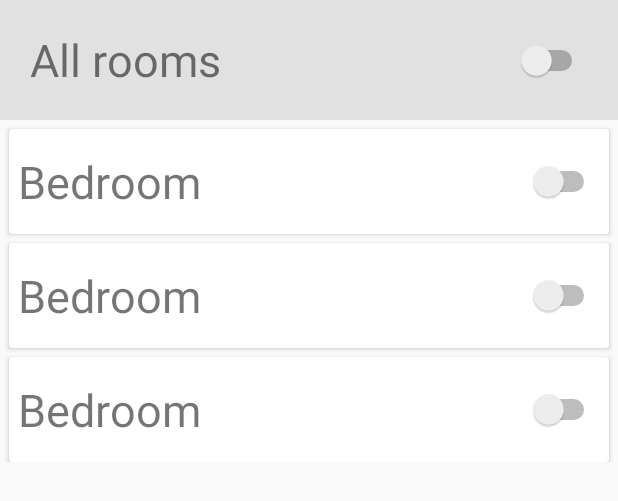
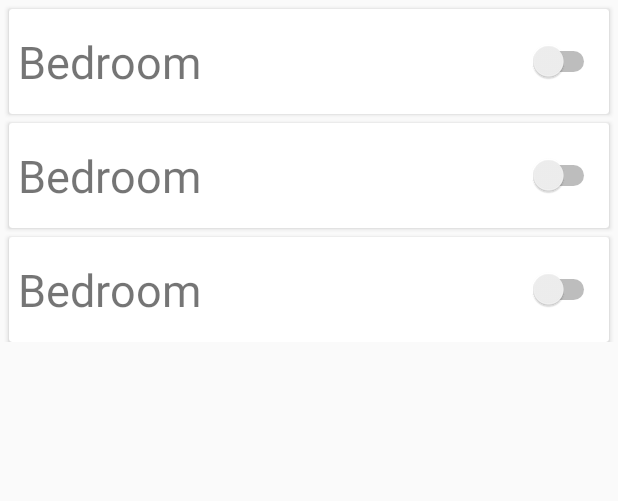
Before and after one commit to kokopiotrowski/Sep4AndroidApp, an Android app: the layout fragment_rooms.xml on its own in the app's theme, with its tools: preview values and no code run, on a phone screen of 412 x 824 dp. Shown: the top 501 px of the screen. Run offline under Robolectric (Android 15) with nearby library versions, the light colour scheme and no system bars; network calls fail.

Commit message:
Small commit
All devices button has been commented out, since it is not a priority now

```diff
--- a/app/src/main/java/com/example/sep4androidapp/fragments/mainFragment/mainViewFragments/FragmentFirstPage.java
+++ b/app/src/main/java/com/example/sep4androidapp/fragments/mainFragment/mainViewFragments/FragmentFirstPage.java
@@ -21,9 +21,9 @@ import com.example.sep4androidapp.ViewModels.StartStopViewModel;
 import com.example.sep4androidapp.connection.ApiCallBack;
 
 public class FragmentFirstPage extends Fragment {
-    Spinner spinner;
-    ReportViewModel viewModel;
-    TextView currentTemperature, currentHumidity, currentCO2, currentSound, timeStamp;
+    private Spinner spinner;
+    private ReportViewModel viewModel;
+    private TextView currentTemperature, currentHumidity, currentCO2, currentSound, timeStamp;
 
     @SuppressLint({"SetTextI18n", "DefaultLocale"})
     @Nullable
--- a/app/src/main/res/layout/fragment_rooms.xml
+++ b/app/src/main/res/layout/fragment_rooms.xml
@@ -7,41 +7,41 @@
     android:layout_height="match_parent"
     android:orientation="vertical">
 
-    <androidx.constraintlayout.widget.ConstraintLayout
-        android:layout_width="match_parent"
-        android:layout_height="80dp"
-        android:background="#E1E1E1">
+<!--    <androidx.constraintlayout.widget.ConstraintLayout-->
+<!--        android:layout_width="match_parent"-->
+<!--        android:layout_height="80dp"-->
+<!--        android:background="#E1E1E1">-->
 
-        <Switch
-            android:id="@+id/roomsSwitch2"
-            android:layout_width="wrap_content"
-            android:layout_height="match_parent"
-            android:layout_alignParentTop="true"
-            android:layout_alignParentEnd="true"
-            android:layout_alignParentBottom="true"
-            android:layout_marginEnd="20dp"
-            android:textSize="20sp"
-            app:layout_constraintBottom_toBottomOf="parent"
-            app:layout_constraintEnd_toEndOf="parent"
-            app:layout_constraintTop_toTopOf="parent" />
+<!--        <Switch-->
+<!--            android:id="@+id/roomsSwitch2"-->
+<!--            android:layout_width="wrap_content"-->
+<!--            android:layout_height="match_parent"-->
+<!--            android:layout_alignParentTop="true"-->
+<!--            android:layout_alignParentEnd="true"-->
+<!--            android:layout_alignParentBottom="true"-->
+<!--            android:layout_marginEnd="20dp"-->
+<!--            android:textSize="20sp"-->
+<!--            app:layout_constraintBottom_toBottomOf="parent"-->
+<!--            app:layout_constraintEnd_toEndOf="parent"-->
+<!--            app:layout_constraintTop_toTopOf="parent" />-->
 
-        <TextView
-            android:id="@+id/roomLabelTextView2"
-            android:layout_width="330dp"
-            android:layout_height="match_parent"
-            android:layout_alignParentStart="true"
-            android:layout_alignParentTop="true"
-            android:layout_alignParentBottom="true"
-            android:layout_marginStart="20dp"
-            android:layout_toStartOf="@+id/roomsSwitch"
-            android:ellipsize="end"
-            android:gravity="center_vertical"
-            android:text="All rooms"
-            android:textSize="30sp"
-            app:layout_constraintBottom_toBottomOf="parent"
-            app:layout_constraintStart_toStartOf="parent"
-            app:layout_constraintTop_toTopOf="parent" />
-    </androidx.constraintlayout.widget.ConstraintLayout>
+<!--        <TextView-->
+<!--            android:id="@+id/roomLabelTextView2"-->
+<!--            android:layout_width="330dp"-->
+<!--            android:layout_height="match_parent"-->
+<!--            android:layout_alignParentStart="true"-->
+<!--            android:layout_alignParentTop="true"-->
+<!--            android:layout_alignParentBottom="true"-->
+<!--            android:layout_marginStart="20dp"-->
+<!--            android:layout_toStartOf="@+id/roomsSwitch"-->
+<!--            android:ellipsize="end"-->
+<!--            android:gravity="center_vertical"-->
+<!--            android:text="All rooms"-->
+<!--            android:textSize="30sp"-->
+<!--            app:layout_constraintBottom_toBottomOf="parent"-->
+<!--            app:layout_constraintStart_toStartOf="parent"-->
+<!--            app:layout_constraintTop_toTopOf="parent" />-->
+<!--    </androidx.constraintlayout.widget.ConstraintLayout>-->
 
     <androidx.recyclerview.widget.RecyclerView
         android:id="@+id/recyclerView"
```
